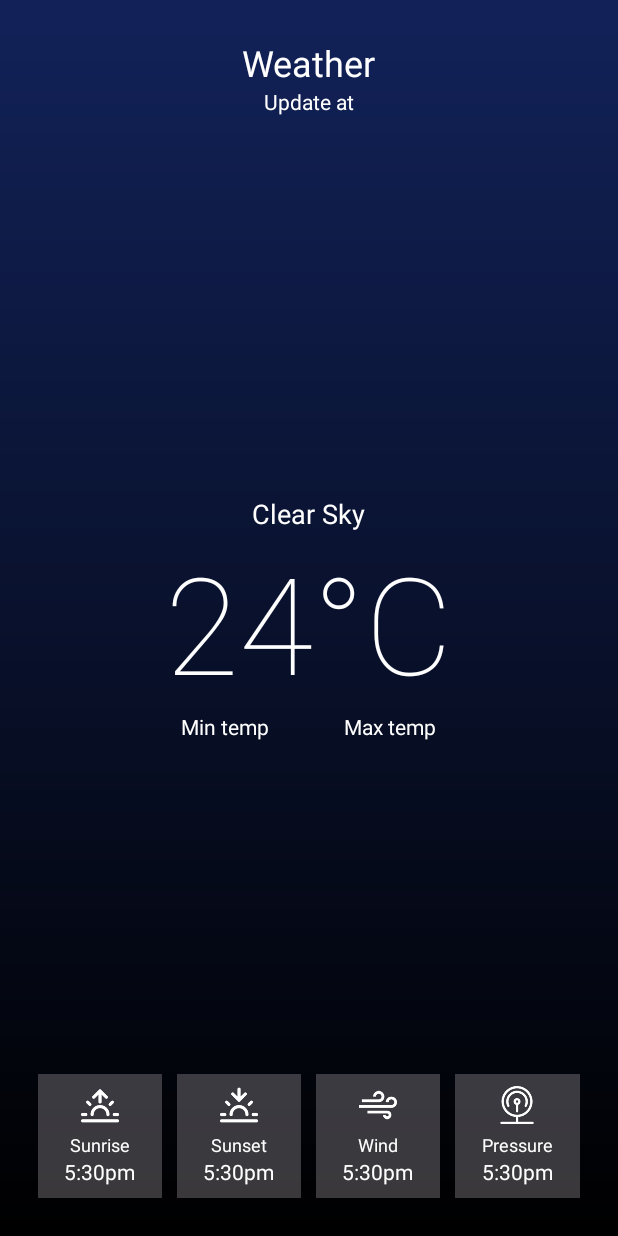
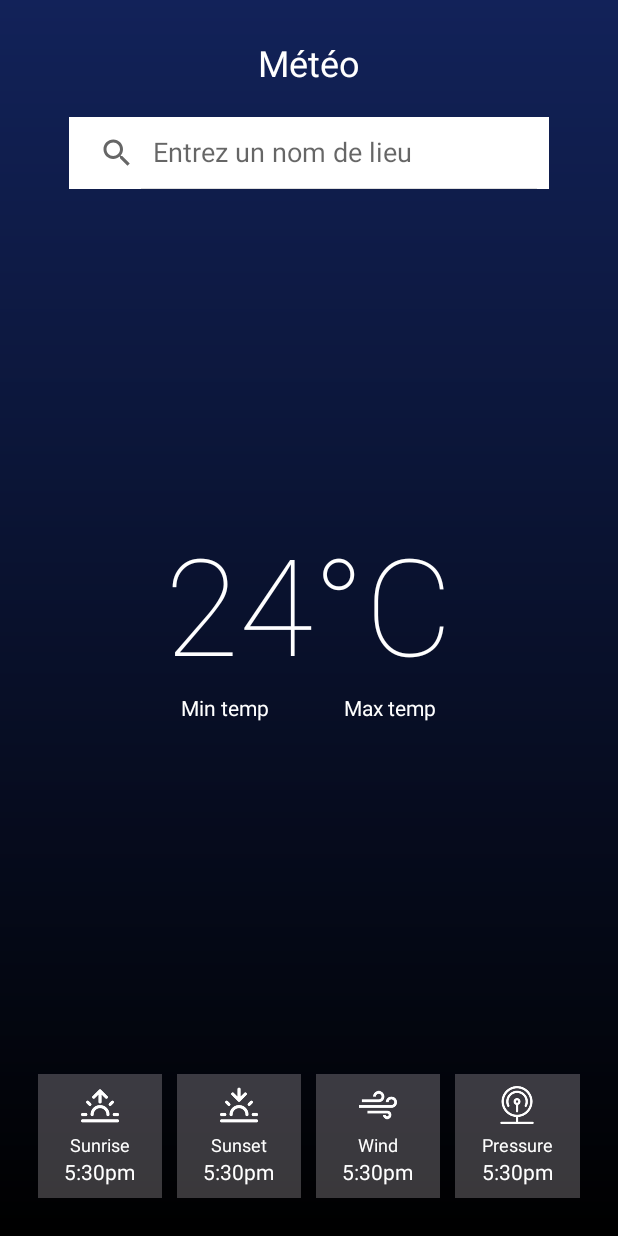
Before and after one commit to HETIC-MT-P2021/WEATHER-GROUP1-ANDROID, an Android app: the screen it shows after launch (MainActivity), on a phone screen of 412 x 824 dp. Run offline under Robolectric (Android 15) with nearby library versions, the phone set to English and light mode, and no system bars; network calls fail; 1 statement that could not run was skipped.

Commit message:
Add Searchview for city name

```diff
--- a/app/src/main/java/com/example/weather_group1_android/network/ui/MainActivity.kt
+++ b/app/src/main/java/com/example/weather_group1_android/network/ui/MainActivity.kt
@@ -43,7 +43,7 @@ class MainActivity : AppCompatActivity() {
     }
     private fun displayResults(response: WeatherAsset?) {
         response?.let {
-            binding.temp.text = response.list[0].main.temp.toString() + "°C"
+            binding.temp.text = (response.list[0].main.temp.toInt()).toString() + "°C"
         }
     }
     private fun displayError() {
--- a/app/src/main/res/layout/activity_main.xml
+++ b/app/src/main/res/layout/activity_main.xml
@@ -27,13 +27,14 @@
                 android:layout_width="wrap_content"
                 android:layout_height="wrap_content">
             </TextView>
-            <TextView
-                android:id="@+id/update_at"
-                android:textSize="14sp"
-                android:text="@string/update_at"
+            <SearchView
+                android:id="@+id/city"
                 android:layout_width="wrap_content"
-                android:layout_height="wrap_content">
-            </TextView>
+                android:layout_height="wrap_content"
+                android:iconifiedByDefault="false"
+                android:background="#ffff"
+                android:layout_marginTop="20dp"
+                android:queryHint="Entrez un nom de lieu" />
         </LinearLayout>
 
         <LinearLayout
@@ -42,14 +43,6 @@
             android:layout_centerInParent="true"
             android:layout_width="match_parent"
             android:layout_height="wrap_content">
-            <TextView
-                android:id="@+id/status"
-                android:textSize="18sp"
-                android:layout_gravity="center"
-                android:text="@string/clear_sky"
-                android:layout_width="wrap_content"
-                android:layout_height="wrap_content">
-            </TextView>
             <TextView
                 android:id="@+id/temp"
                 android:textSize="90sp"
--- a/app/src/main/res/values/strings.xml
+++ b/app/src/main/res/values/strings.xml
@@ -1,7 +1,6 @@
 <resources>
     <string name="app_name">Weather App</string>
-    <string name="weather">Weather</string>
-    <string name="update_at">Update at</string>
+    <string name="weather">Météo</string>
     <string name="clear_sky">Clear Sky</string>
     <string name="_24_c">24°C</string>
     <string name="min_temp">Min temp</string>
```
